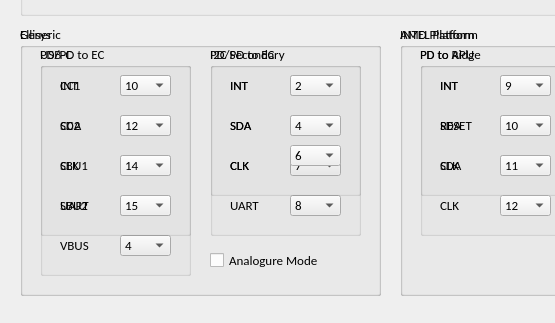
IFTWTraven/py_automation_saleae, file ui.ui: the form before one commit; both pictures show x 0 to 555 and y 445 to 768 of the 1024 by 768 pixel window.
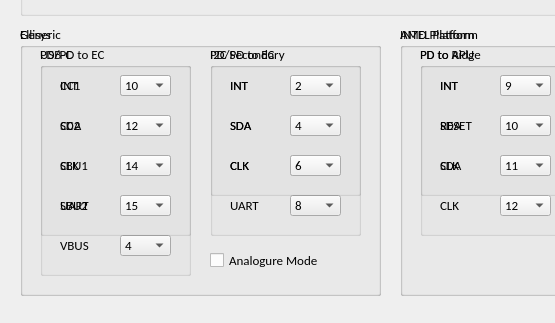
The form after the commit. Icons and pictures are not drawn.

Commit message: ui elements alignment

Diff of the .ui file:
```diff
--- a/ui.ui
+++ b/ui.ui
@@ -4022,7 +4022,7 @@
      <property name="geometry">
       <rect>
        <x>80</x>
-       <y>100</y>
+       <y>110</y>
        <width>51</width>
        <height>21</height>
       </rect>
```
The commit also changes 6 other files.
